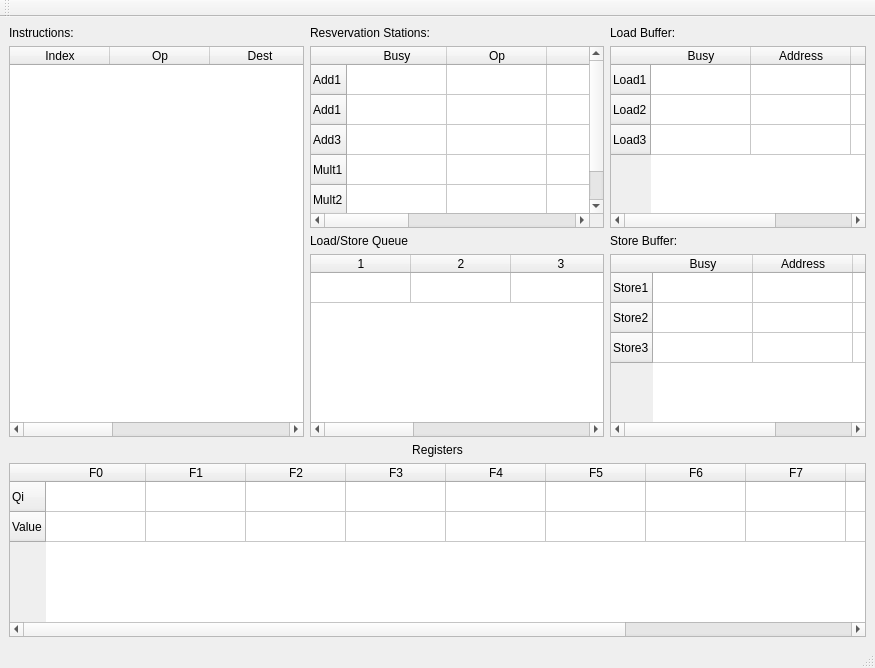
Old version of the form ui/mainwindow.ui in the repository npbool/Tomasulo.
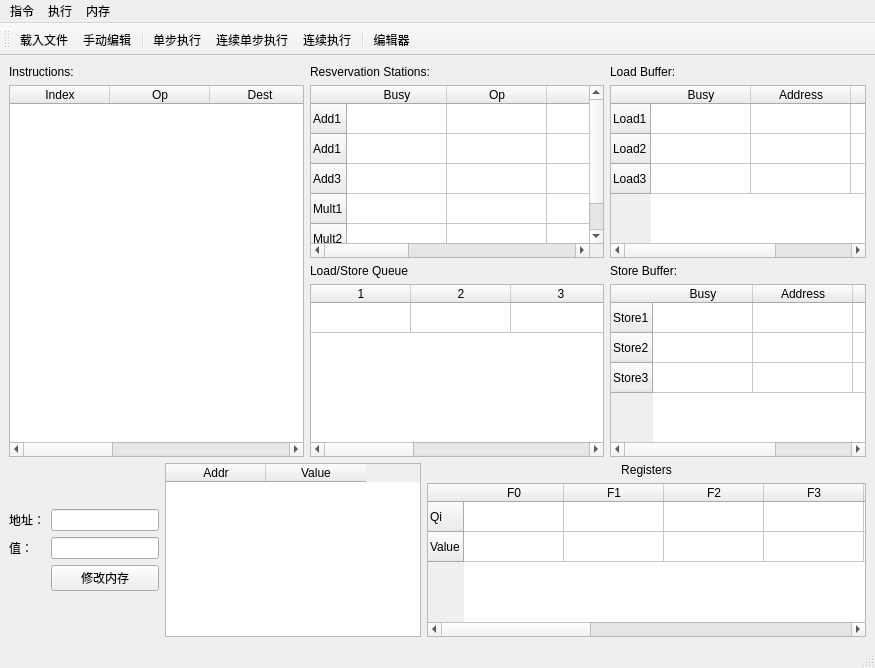
New version of the form. Icons and pictures are not drawn.

What changed in the file:
```diff
--- a/ui/mainwindow.ui
+++ b/ui/mainwindow.ui
@@ -344,6 +344,108 @@
      </layout>
     </item>
     <item>
+     <layout class="QHBoxLayout" name="horizontalLayout_2">
+      <item>
+       <layout class="QGridLayout" name="gridLayout">
+        <item row="4" column="1">
+         <spacer name="verticalSpacer">
+          <property name="orientation">
+           <enum>Qt::Vertical</enum>
+          </property>
+          <property name="sizeHint" stdset="0">
+           <size>
+            <width>20</width>
+            <height>40</height>
+           </size>
+          </property>
+         </spacer>
+        </item>
+        <item row="1" column="0">
+         <widget class="QLabel" name="label_7">
+          <property name="text">
+           <string>地址：</string>
+          </property>
+         </widget>
+        </item>
+        <item row="2" column="1">
+         <widget class="QLineEdit" name="edtMemValue">
+          <property name="sizePolicy">
+           <sizepolicy hsizetype="Fixed" vsizetype="Fixed">
+            <horstretch>0</horstretch>
+            <verstretch>0</verstretch>
+           </sizepolicy>
+          </property>
+         </widget>
+        </item>
+        <item row="2" column="0">
+         <widget class="QLabel" name="label_8">
+          <property name="sizePolicy">
+           <sizepolicy hsizetype="Fixed" vsizetype="Fixed">
+            <horstretch>0</horstretch>
+            <verstretch>0</verstretch>
+           </sizepolicy>
+          </property>
+          <property name="text">
+           <string>值：</string>
+          </property>
+         </widget>
+        </item>
+        <item row="3" column="1">
+         <widget class="QPushButton" name="btnMemModify">
+          <property name="text">
+           <string>修改内存</string>
+          </property>
+         </widget>
+        </item>
+        <item row="1" column="1">
+         <widget class="QLineEdit" name="edtMemAddr">
+          <property name="sizePolicy">
+           <sizepolicy hsizetype="Fixed" vsizetype="Fixed">
+            <horstretch>0</horstretch>
+            <verstretch>0</verstretch>
+           </sizepolicy>
+          </property>
+         </widget>
+        </item>
+        <item row="0" column="1">
+         <spacer name="verticalSpacer_2">
+          <property name="orientation">
+           <enum>Qt::Vertical</enum>
+          </property>
+          <property name="sizeHint" stdset="0">
+           <size>
+            <width>20</width>
+            <height>40</height>
+           </size>
+          </property>
+         </spacer>
+        </item>
+       </layout>
+      </item>
+      <item>
+       <widget class="QTableWidget" name="memTable">
+        <property name="sizePolicy">
+         <sizepolicy hsizetype="Fixed" vsizetype="Expanding">
+          <horstretch>0</horstretch>
+          <verstretch>0</verstretch>
+         </sizepolicy>
+        </property>
+        <property name="editTriggers">
+         <set>QAbstractItemView::NoEditTriggers</set>
+        </property>
+        <column>
+         <property name="text">
+          <string>Addr</string>
+         </property>
+        </column>
+        <column>
+         <property name="text">
+          <string>Value</string>
+         </property>
+        </column>
+       </widget>
+      </item>
+      <item>
      <layout class="QVBoxLayout" name="verticalLayout_3">
       <item>
        <widget class="QLabel" name="label_3">
@@ -360,6 +462,9 @@
         <property name="editTriggers">
          <set>QAbstractItemView::NoEditTriggers</set>
         </property>
+          <attribute name="verticalHeaderMinimumSectionSize">
+           <number>15</number>
+          </attribute>
         <row>
          <property name="text">
           <string>Qi</string>
@@ -430,14 +535,8 @@
      </layout>
     </item>
    </layout>
-   <zorder>verticalLayoutWidget</zorder>
-   <zorder>label_2</zorder>
-   <zorder>verticalLayoutWidget_2</zorder>
-   <zorder>verticalLayoutWidget_3</zorder>
-   <zorder>label_4</zorder>
-   <zorder>loadBufferTable</zorder>
-   <zorder>storeBufferTable</zorder>
-   <zorder>label_5</zorder>
+    </item>
+   </layout>
   </widget>
   <widget class="QMenuBar" name="menubar">
    <property name="geometry">
@@ -445,22 +544,117 @@
      <x>0</x>
      <y>0</y>
      <width>875</width>
-     <height>25</height>
+     <height>28</height>
     </rect>
    </property>
+   <widget class="QMenu" name="menu">
+    <property name="title">
+     <string>指令</string>
+    </property>
+    <addaction name="actLoad"/>
+    <addaction name="actEdit"/>
+   </widget>
+   <widget class="QMenu" name="menu_2">
+    <property name="title">
+     <string>执行</string>
+    </property>
+    <addaction name="actStep"/>
+    <addaction name="actMultStep"/>
+    <addaction name="actRun"/>
+   </widget>
+   <widget class="QMenu" name="menu_3">
+    <property name="title">
+     <string>内存</string>
+    </property>
+    <addaction name="actMem"/>
+   </widget>
+   <addaction name="menu"/>
+   <addaction name="menu_2"/>
+   <addaction name="menu_3"/>
   </widget>
   <widget class="QStatusBar" name="statusbar"/>
   <widget class="QToolBar" name="toolBar">
    <property name="windowTitle">
     <string>toolBar</string>
    </property>
+   <property name="iconSize">
+    <size>
+     <width>48</width>
+     <height>48</height>
+    </size>
+   </property>
    <attribute name="toolBarArea">
     <enum>TopToolBarArea</enum>
    </attribute>
    <attribute name="toolBarBreak">
     <bool>false</bool>
    </attribute>
+   <addaction name="actLoad"/>
+   <addaction name="actEdit"/>
+   <addaction name="separator"/>
+   <addaction name="actStep"/>
+   <addaction name="actMultStep"/>
+   <addaction name="actRun"/>
+   <addaction name="separator"/>
+   <addaction name="actMem"/>
   </widget>
+  <action name="actLoad">
+   <property name="icon">
+    <iconset resource="res.qrc">
+     <normaloff>:/icon/load.png</normaloff>:/icon/load.png</iconset>
+   </property>
+   <property name="text">
+    <string>载入文件</string>
+   </property>
+  </action>
+  <action name="actEdit">
+   <property name="icon">
+    <iconset resource="res.qrc">
+     <normaloff>:/icon/edit.png</normaloff>:/icon/edit.png</iconset>
+   </property>
+   <property name="text">
+    <string>手动编辑</string>
+   </property>
+  </action>
+  <action name="actStep">
+   <property name="icon">
+    <iconset resource="res.qrc">
+     <normaloff>:/icon/step.png</normaloff>:/icon/step.png</iconset>
+   </property>
+   <property name="text">
+    <string>单步执行</string>
+   </property>
+   <property name="toolTip">
+    <string>单步执行</string>
+   </property>
+  </action>
+  <action name="actMultStep">
+   <property name="icon">
+    <iconset resource="res.qrc">
+     <normaloff>:/icon/mult_step.png</normaloff>:/icon/mult_step.png</iconset>
+   </property>
+   <property name="text">
+    <string>连续单步执行</string>
+   </property>
+  </action>
+  <action name="actRun">
+   <property name="icon">
+    <iconset resource="res.qrc">
+     <normaloff>:/icon/run.png</normaloff>:/icon/run.png</iconset>
+   </property>
+   <property name="text">
+    <string>连续执行</string>
+   </property>
+  </action>
+  <action name="actMem">
+   <property name="icon">
+    <iconset resource="res.qrc">
+     <normaloff>:/icon/mem.png</normaloff>:/icon/mem.png</iconset>
+   </property>
+   <property name="text">
+    <string>编辑器</string>
+   </property>
+  </action>
  </widget>
  <resources/>
  <connections/>
```
Left out of the diff: 18 changed lines with no effect on the pictures. Lines whose indentation alone changed are shown as unchanged.
